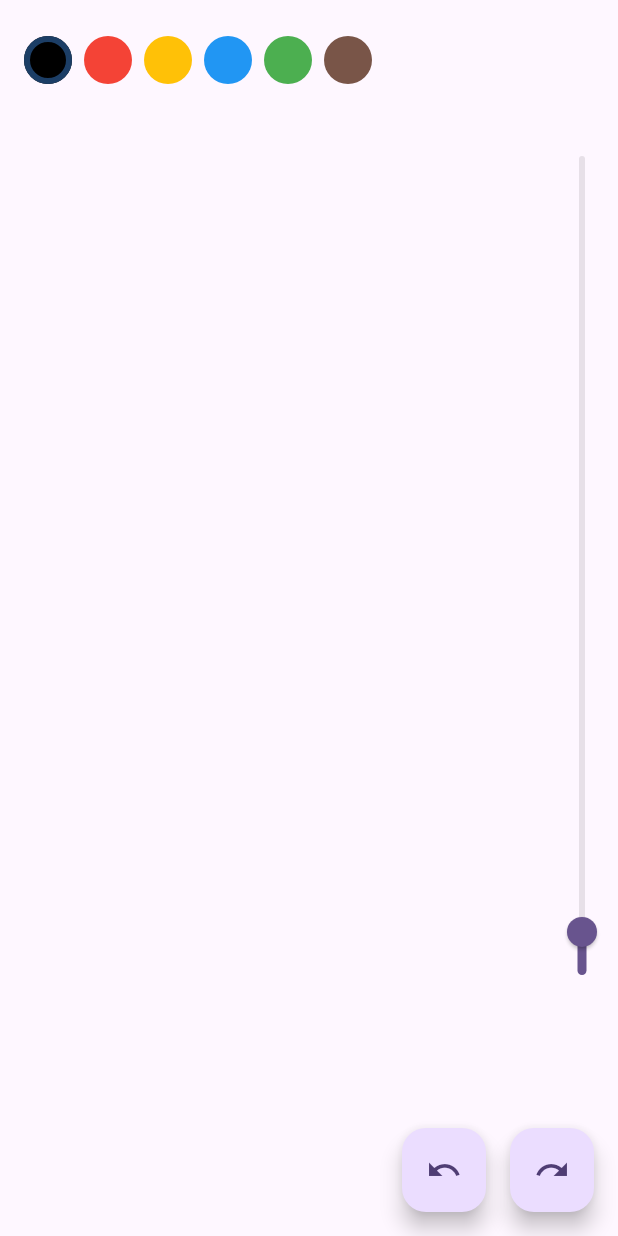
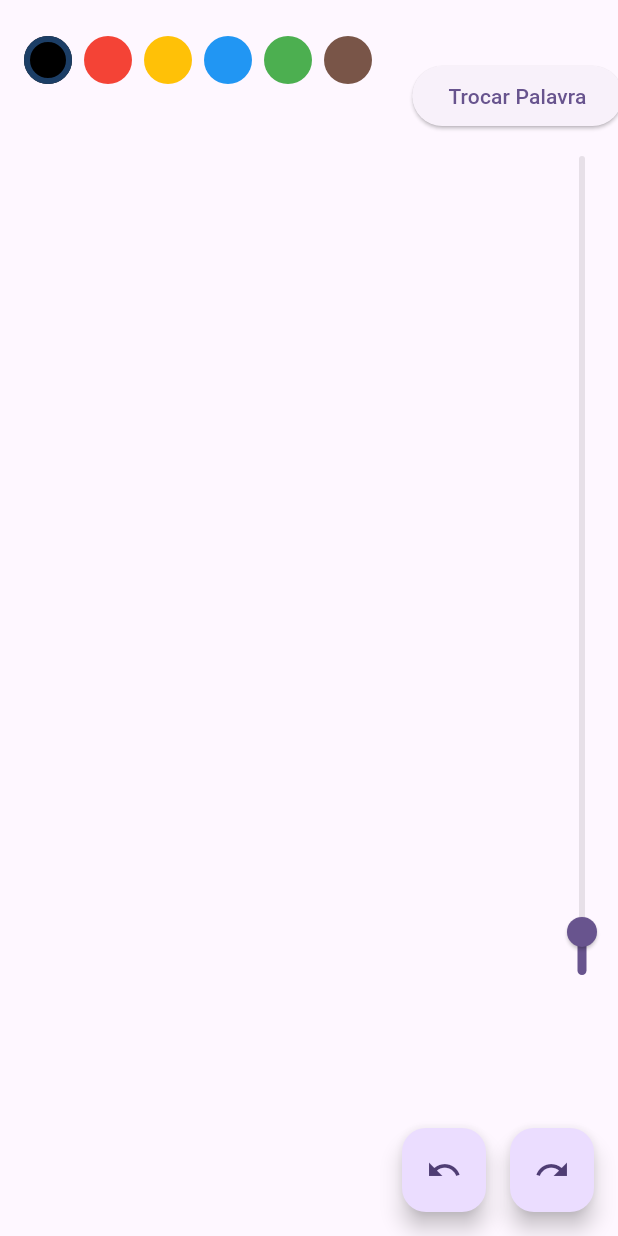
Before and after one commit to johnoliveira97/gartic_with_flutter, a Flutter app: the screen it shows after launch, on a phone screen of 412 x 824 dp. Run offline on Flutter 3.47's test engine with Material 2 defaults, Android fonts, the phone set to English and light mode, and no system bars.

Commit message:
Incluindo palavras aleatorias
Incluindo palavras aleatorias.

```diff
--- a/lib/model/drawing_point.dart
+++ b/lib/model/drawing_point.dart
@@ -6,19 +6,14 @@ class DrawingPoint {
   Color color;
   double width;
 
-  DrawingPoint({
-    this.id = -1,
-    this.offsets = const [],
-    this.color = Colors.black,
-    this.width = 2,
-  });
+  DrawingPoint(
+      {this.id = -1,
+      this.offsets = const [],
+      this.color = Colors.black,
+      this.width = 2});
 
   DrawingPoint copyWith({List<Offset>? offsets}) {
     return DrawingPoint(
-      id: id,
-      color: color,
-      width: width,
-      offsets: offsets ?? this.offsets,
-    );
+        id: id, color: color, width: width, offsets: offsets ?? this.offsets);
   }
 }
--- a/lib/screens/game.dart
+++ b/lib/screens/game.dart
@@ -1,5 +1,6 @@
+import 'dart:math';
+
 import 'package:flutter/material.dart';
-import 'package:flutter/services.dart';
 import 'package:gartic_with_flutter/model/drawing_point.dart';
 
 class GameWidget extends StatefulWidget {
@@ -35,9 +36,28 @@ class _GameWidgetState extends State<GameWidget> {
   var selectedColor = Colors.black;
   var selectedWidth = 2.0;
 
+  Random random = Random();
+
   DrawingPoint? currentDrawingPoint;
+  String? element;
+  bool showText = true;
 
-  static const platform = MethodChannel("game/exchange");
+  @override
+  void initState() {
+    super.initState();
+    selectRandomWord();
+
+    Future.delayed(Duration(seconds: 3), () {
+      setState(() {
+        showText = false;
+      });
+    });
+  }
+
+  void selectRandomWord() {
+    int randomIndex = random.nextInt(randomWords.length);
+    element = randomWords[randomIndex];
+  }
 
   @override
   Widget build(BuildContext context) {
@@ -48,13 +68,12 @@ class _GameWidgetState extends State<GameWidget> {
             onPanStart: (details) {
               setState(() {
                 currentDrawingPoint = DrawingPoint(
-                  id: DateTime.now().microsecondsSinceEpoch,
-                  offsets: [
-                    details.localPosition,
-                  ],
-                  color: selectedColor,
-                  width: selectedWidth,
-                );
+                    id: DateTime.now().microsecondsSinceEpoch,
+                    offsets: [
+                      details.localPosition,
+                    ],
+                    color: selectedColor,
+                    width: selectedWidth);
 
                 if (currentDrawingPoint == null) return;
                 drawingPoints.add(currentDrawingPoint!);
@@ -86,6 +105,13 @@ class _GameWidgetState extends State<GameWidget> {
               ),
             ),
           ),
+
+          Center(
+              child: AnimatedOpacity(
+                  duration: Duration(seconds: 1),
+                  opacity: showText ? 1.0 : 0.0,
+                  child: Text("Desenhe: $element",
+                      style: TextStyle(fontSize: 20)))),
 
           /// color pallet
           Positioned(
@@ -124,6 +150,26 @@ class _GameWidgetState extends State<GameWidget> {
                   );
                 },
               ),
+            ),
+          ),
+
+          Positioned(
+            top: 40,
+            right: -3,
+            child: ElevatedButton(
+              onPressed: () {
+                setState(() {
+                  showText = true;
+                  selectRandomWord();
+
+                  Future.delayed(Duration(seconds: 3), () {
+                    setState(() {
+                      showText = false;
+                    });
+                  });
+                });
+              },
+              child: Text('Trocar Palavra'),
             ),
           ),
 
@@ -203,8 +249,6 @@ class DrawingPainter extends CustomPainter {
           final current = drawingPoint.offsets[i];
           final next = drawingPoint.offsets[i + 1];
           canvas.drawLine(current, next, paint);
-        } else {
-          /// we do nothing
         }
       }
     }
```
